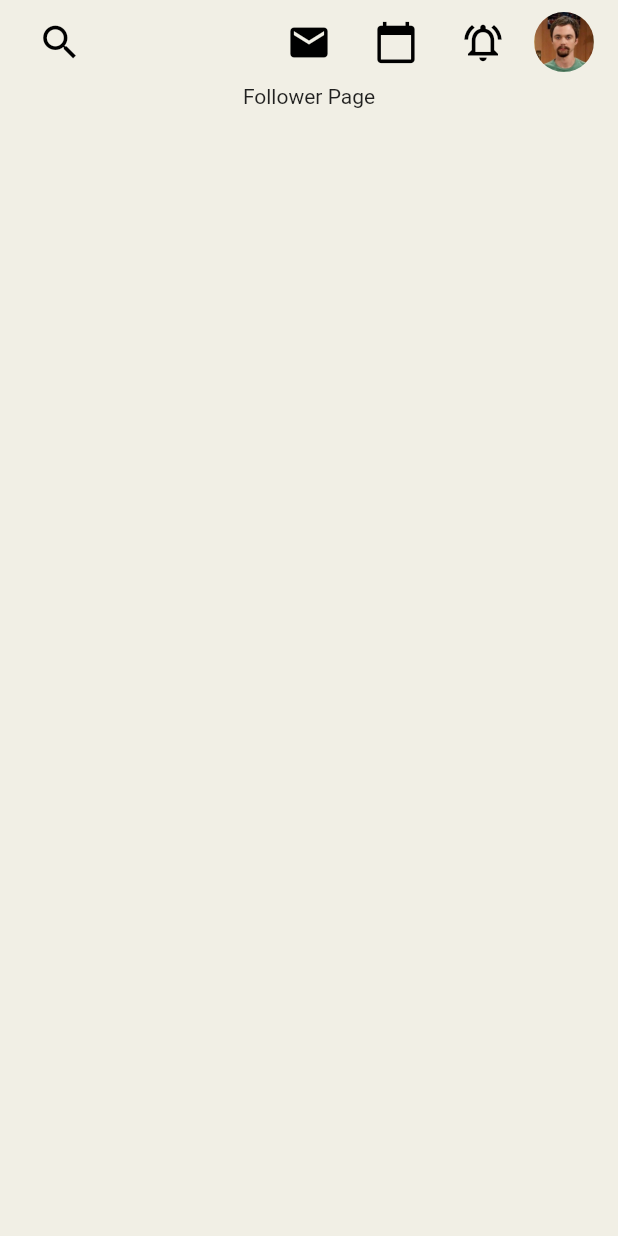
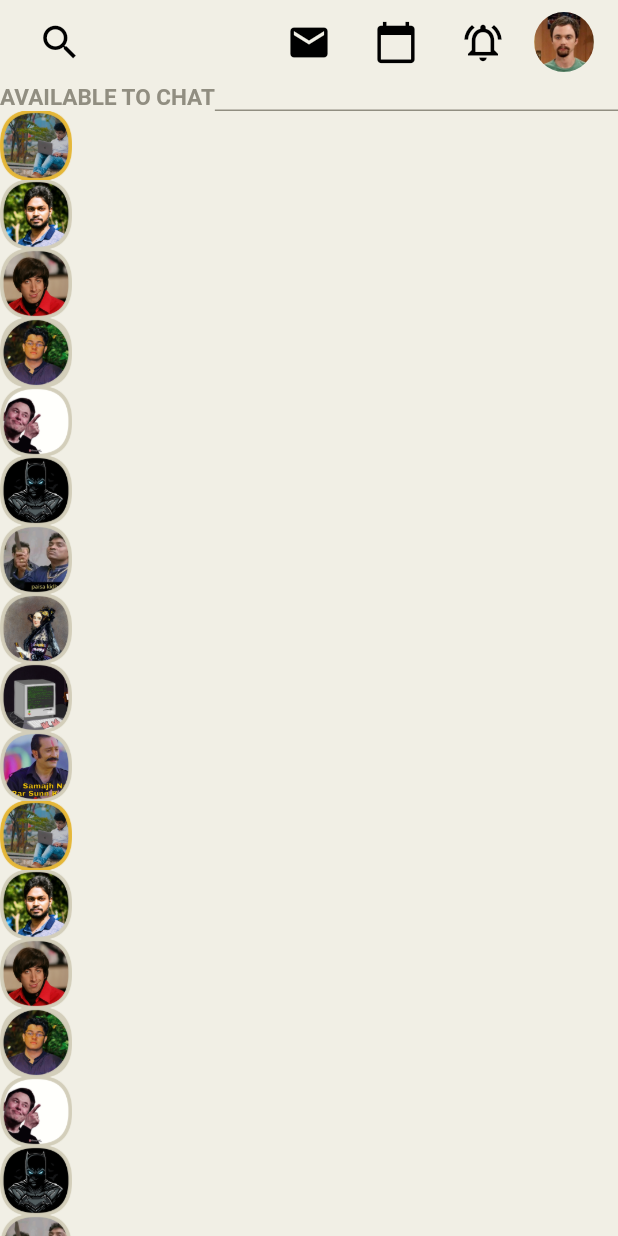
Before and after one commit to ArchishmanSengupta/Clubhouse-ui, a Flutter app: the HomePage screen opened directly, swiped to page 2, on a phone screen of 412 x 824 dp. Run offline on Flutter 3.47's test engine with Material 2 defaults, Android fonts, the phone set to English and light mode, and no system bars; our stand-ins replace country_code_picker, pull_to_refresh.

Commit message:
follower page skeleton made

```diff
--- a/lib/pages/welcome/lobby/followers_page.dart
+++ b/lib/pages/welcome/lobby/followers_page.dart
@@ -1,13 +1,57 @@
+import 'package:blackvector/pages/welcome/lobby/widgets/follow_item.dart';
+import 'package:blackvector/util/data.dart';
+import 'package:blackvector/util/style.dart';
 import 'package:flutter/material.dart';
 
 class FollowersPage extends StatelessWidget {
   @override
   Widget build(BuildContext context) {
-    return Column(
+    return SingleChildScrollView(
+      child: Column(
+        children: [
+          buildAvailableChatTitle(),
+          buildAvailableChatList(context),
+        ],
+
+      ),
+    );
+  }
+
+  Widget buildAvailableChatTitle(){
+    return Row(
+      crossAxisAlignment: CrossAxisAlignment.end,
       children: [
-        Text('Follower Page')
-      ],
+      Text('AVAILABLE TO CHAT',
+      style: TextStyle(color: Style.DarkBrown,
+      fontWeight: FontWeight.bold,
+      fontSize: 15,
+
+      ),
+      ),
+    Expanded(
+        child: Container(
+          height: 1,
+          color: Style.DarkBrown,
+        ),
+      ),
+    ],
+    );
+  }
+
+  Widget buildAvailableChatList(BuildContext context) {
+    return ListView.builder(
+      shrinkWrap: true,
+      physics: ScrollPhysics(),
+      itemBuilder:(lc,index){
+      return FollowItem(
+        user: users[index],
+        onProfileTap: (){},
+        onRoomButtonTap: (){},
+      );
+    },
+    itemCount: users.length,
 
     );
+
   }
 }
--- a/lib/pages/welcome/lobby/lobby_page.dart
+++ b/lib/pages/welcome/lobby/lobby_page.dart
@@ -129,6 +129,5 @@ class _LobbyPageState extends State<LobbyPage> {
         ],);
       }
       );
-
     }
 }
--- /dev/null
+++ b/lib/pages/welcome/lobby/widgets/follow_item.dart
@@ -0,0 +1,28 @@
+import 'package:blackvector/models/user.dart';
+import 'package:blackvector/widgets/round_image.dart';
+import 'package:flutter/material.dart';
+
+class FollowItem extends StatelessWidget {
+  final User user;
+  final Function onProfileTap;
+  final Function onRoomButtonTap;
+
+  const FollowItem({
+    Key key,
+    this.user,
+    this.onProfileTap,
+    this.onRoomButtonTap
+    }) : super(key: key);
+  @override
+  Widget build(BuildContext context) {
+    return Row(
+      children: [
+        RoundImage(
+          path: user.profileImage,
+          borderRadius: 15,
+        ),
+      ],
+
+    );
+  }
+}
```
